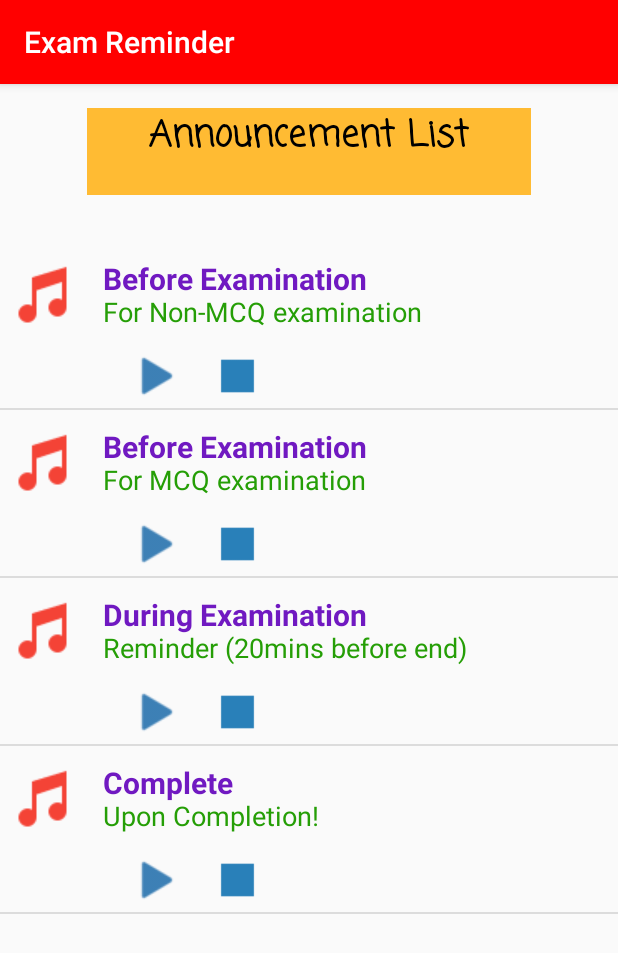
After one commit to vegnish/Exam-Reminder-Mobile-Application, an Android app: the Announcement screen opened directly, with no data from a screen before it, on a phone screen of 412 x 824 dp. The commit adds this screen. Shown: the top 953 px of the screen. Run offline under Robolectric (Android 15) with nearby library versions, the phone set to English and light mode, and no system bars.

Commit message:
Added Announcements Page (working). Included numerous audio and image files

```diff
--- a/app/src/main/AndroidManifest.xml
+++ b/app/src/main/AndroidManifest.xml
@@ -1,6 +1,7 @@
 <?xml version="1.0" encoding="utf-8"?>
 <manifest xmlns:android="http://schemas.android.com/apk/res/android"
     package="com.example.vegnish.assignment1">
+
     <application
         android:allowBackup="true"
         android:icon="@mipmap/ic_launcher"
@@ -15,10 +16,11 @@
         <activity android:name=".MainActivity" >
             <intent-filter>
                 <action android:name="android.intent.action.MAIN" />
+
                 <category android:name="android.intent.category.LAUNCHER" />
             </intent-filter>
         </activity>
-
+        <activity android:name=".Announcement"></activity>
     </application>
 
 </manifest>
--- /dev/null
+++ b/app/src/main/java/com/example/vegnish/assignment1/Announcement.java
@@ -0,0 +1,32 @@
+package com.example.vegnish.assignment1;
+
+import android.support.v7.app.AppCompatActivity;
+import android.os.Bundle;
+import android.widget.ListView;
+
+import java.util.ArrayList;
+
+public class Announcement extends AppCompatActivity {
+
+    private ArrayList<AnnouncementModel> arrayList;
+    private AnnouncementAdapter adapter;
+    private ListView announcementList;
+
+    @Override
+    protected void onCreate(Bundle savedInstanceState) {
+        super.onCreate(savedInstanceState);
+        setContentView(R.layout.activity_announcement);
+
+        announcementList = (ListView) findViewById(R.id.announcementList);
+        arrayList = new ArrayList<>();
+        arrayList.add(new AnnouncementModel("Before Examination", "For Non-MCQ examination", R.raw.no_mcq));
+        arrayList.add(new AnnouncementModel("Before Examination", "For MCQ examination", R.raw.no_mcq));
+        arrayList.add(new AnnouncementModel("During Examination", "Reminder (20mins before end)", R.raw.reminder));
+        arrayList.add(new AnnouncementModel("Complete", "Upon Completion!", R.raw.time_up));
+
+        adapter = new AnnouncementAdapter(this,R.layout.custom_announcement, arrayList);
+        announcementList.setAdapter(adapter);
+
+
+    }
+}
--- /dev/null
+++ b/app/src/main/java/com/example/vegnish/assignment1/AnnouncementAdapter.java
@@ -0,0 +1,183 @@
+package com.example.vegnish.assignment1;
+
+import android.content.Context;
+import android.media.MediaPlayer;
+import android.support.constraint.ConstraintLayout;
+import android.view.Gravity;
+import android.view.LayoutInflater;
+import android.view.MotionEvent;
+import android.view.View;
+import android.view.ViewGroup;
+import android.widget.BaseAdapter;
+import android.widget.ImageView;
+import android.widget.PopupWindow;
+import android.widget.RelativeLayout;
+import android.widget.TextView;
+import android.widget.Toast;
+
+import java.util.ArrayList;
+
+public class AnnouncementAdapter extends BaseAdapter {
+
+    private Context context;
+    private int layout;
+    private ArrayList<AnnouncementModel> arrayList;
+    private MediaPlayer mediaPlayer;
+    private MediaPlayer mediaPlayer2;
+    private Boolean flag = true;
+    private Boolean stopFlag = false;
+    private int hashID=0;
+    private ViewHolder temp;
+    private LayoutInflater layoutInflater2;
+    private PopupWindow popupWindow;
+
+    public AnnouncementAdapter(Context context, int layout, ArrayList<AnnouncementModel> arrayList) {
+        this.context = context;
+        this.layout = layout;
+        this.arrayList = arrayList;
+    }
+
+    @Override
+    public int getCount() {
+        return arrayList.size();
+    }
+
+    @Override
+    public Object getItem(int position) {
+        return null;
+    }
+
+    @Override
+    public long getItemId(int position) {
+        return 0;
+    }
+
+    private class ViewHolder{
+        TextView txtType, txtDescription;
+        ImageView ivPlay, ivStop;
+    }
+
+    @Override
+    public View getView(int position, View convertView, ViewGroup parent) {
+        final ViewHolder viewHolder;
+        if(convertView == null){
+            viewHolder = new ViewHolder();
+            LayoutInflater layoutInflater = (LayoutInflater) context.getSystemService(Context.LAYOUT_INFLATER_SERVICE);
+
+            convertView = layoutInflater.inflate(layout, null);
+            viewHolder.txtType = (TextView) convertView.findViewById(R.id.txtType);
+            viewHolder.txtDescription = (TextView) convertView.findViewById(R.id.txtDescription);
+            viewHolder.ivPlay = (ImageView) convertView.findViewById(R.id.ivPlay);
+            viewHolder.ivStop = (ImageView) convertView.findViewById(R.id.ivStop);
+
+            convertView.setTag(viewHolder);
+        }
+        else{
+            viewHolder = (ViewHolder) convertView.getTag();
+        }
+
+        final AnnouncementModel announcementModel = arrayList.get(position);
+
+        viewHolder.txtType.setText(announcementModel.getAnnouncementType());
+        viewHolder.txtDescription.setText(announcementModel.getAnnouncementDescription());
+
+
+
+        //To Play Announcement
+        viewHolder.ivPlay.setOnClickListener(new View.OnClickListener(){
+            @Override
+            public void onClick(View v){
+                if(!(hashID == 0)){
+                    if(hashID == viewHolder.hashCode()) {
+                        flag = false;
+                        if(stopFlag)
+                            flag = true;
+                    }
+                    else {
+                        flag = true;
+                        if(!stopFlag) {
+                            mediaPlayer.stop();
+                            mediaPlayer.release();
+                        }
+                        temp.ivPlay.setImageResource(R.drawable.ic_play);
+                    }
+                }
+                hashID = viewHolder.hashCode();
+                temp = viewHolder;
+//                System.out.println("ViewHolder ID"+viewHolder.hashCode());
+
+                if(flag){
+                    mediaPlayer = MediaPlayer.create(context, announcementModel.getQuantity());
+                    flag = false;
+                    stopFlag = false;
+                }
+                if(mediaPlayer.isPlaying()){
+                    mediaPlayer.pause();
+                    viewHolder.ivPlay.setImageResource(R.drawable.ic_play);
+                }
+                else{
+                    mediaPlayer.start();
+                    viewHolder.ivPlay.setImageResource(R.drawable.ic_pause);
+//                    System.out.println("txtdescription"+viewHolder.txtDescription.getText().toString());
+                    if ((viewHolder.txtDescription.getText().toString().equals("For Non-MCQ examination"))|| (viewHolder.txtDescription.getText().toString().equals("For MCQ examination"))) {
+                        mediaPlayer.setOnCompletionListener(new MediaPlayer.OnCompletionListener() {
+                            @Override
+                            public void onCompletion(MediaPlayer mp) {
+//                            Toast.makeText(context,"END OF AUDIO", Toast.LENGTH_SHORT).show();
+                                layoutInflater2 = (LayoutInflater) context.getSystemService(Context.LAYOUT_INFLATER_SERVICE);
+                                ViewGroup container = (ViewGroup) layoutInflater2.inflate(R.layout.popup_message, null);
+
+                                popupWindow = new PopupWindow(container, 1300, 2000, true);
+                                popupWindow.showAtLocation(parent, Gravity.NO_GRAVITY, 95, 400);
+
+                                container.setOnTouchListener(new View.OnTouchListener() {
+                                    @Override
+                                    public boolean onTouch(View v, MotionEvent event) {
+                                        popupWindow.dismiss();
+                                        System.out.println("txtdescription"+viewHolder.txtDescription.getText().toString());
+                                        if(viewHolder.txtDescription.getText().toString().equals("For MCQ examination")){
+                                            mediaPlayer2 = MediaPlayer.create(context,R.raw.with_mcq);
+                                            mediaPlayer2.start();
+                                            mediaPlayer2.setOnCompletionListener(new MediaPlayer.OnCompletionListener() {
+                                                @Override
+                                                public void onCompletion(MediaPlayer mp) {
+                                                    viewHolder.ivPlay.setImageResource(R.drawable.ic_play);
+                                                }
+                                            });
+                                        }
+                                        return true;
+                                    }
+                                });
+                                viewHolder.ivPlay.setImageResource(R.drawable.ic_play);
+                            }
+                        });
+                    }
+                    else {
+                        mediaPlayer.setOnCompletionListener(new MediaPlayer.OnCompletionListener() {
+                            @Override
+                            public void onCompletion(MediaPlayer mp) {
+                                viewHolder.ivPlay.setImageResource(R.drawable.ic_play);
+                            }
+                        });
+                    }
+                }
+            }
+        });
+
+        //To Stop Announcement
+        viewHolder.ivStop.setOnClickListener(new View.OnClickListener(){
+            @Override
+            public void onClick(View v){
+                if(hashID == viewHolder.hashCode()) {
+                    if(!stopFlag) {
+                        mediaPlayer.stop();
+                        mediaPlayer.release();
+                    }
+                    stopFlag = true;
+                    viewHolder.ivPlay.setImageResource(R.drawable.ic_play);
+                }
+            }
+        });
+        return convertView;
+    }
+}
--- /dev/null
+++ b/app/src/main/java/com/example/vegnish/assignment1/AnnouncementModel.java
@@ -0,0 +1,37 @@
+package com.example.vegnish.assignment1;
+
+public class AnnouncementModel {
+    private String announcementType;
+    private String announcementDescription;
+    private int quantity;
+
+    public AnnouncementModel(String announcementType, String announcementDescription, int quantity) {
+        this.announcementType = announcementType;
+        this.announcementDescription = announcementDescription;
+        this.quantity = quantity;
+    }
+
+    public String getAnnouncementType() {
+        return announcementType;
+    }
+
+    public void setAnnouncementType(String announcementType) {
+        this.announcementType = announcementType;
+    }
+
+    public String getAnnouncementDescription() {
+        return announcementDescription;
+    }
+
+    public void setAnnouncementDescription(String announcementDescription) {
+        this.announcementDescription = announcementDescription;
+    }
+
+    public int getQuantity() {
+        return quantity;
+    }
+
+    public void setQuantity(int quantity) {
+        this.quantity = quantity;
+    }
+}
--- a/app/src/main/java/com/example/vegnish/assignment1/MainActivity.java
+++ b/app/src/main/java/com/example/vegnish/assignment1/MainActivity.java
@@ -1,12 +1,14 @@
 package com.example.vegnish.assignment1;
 
 import android.content.Intent;
+import android.media.MediaPlayer;
 import android.os.Handler;
 import android.support.v7.app.AppCompatActivity;
 import android.os.Bundle;
 
 public class MainActivity extends AppCompatActivity {
     private static int SPLASH_TIME_OUT = 4500;
+    MediaPlayer mediaPlayer;
 
     @Override
     protected void onCreate(Bundle savedInstanceState) {
--- /dev/null
+++ b/app/src/main/res/layout/activity_announcement.xml
@@ -0,0 +1,44 @@
+<?xml version="1.0" encoding="utf-8"?>
+<android.support.constraint.ConstraintLayout xmlns:android="http://schemas.android.com/apk/res/android"
+    xmlns:app="http://schemas.android.com/apk/res-auto"
+    xmlns:tools="http://schemas.android.com/tools"
+    android:id="@+id/announcement_layout"
+    android:layout_width="match_parent"
+    android:layout_height="match_parent"
+    tools:context=".Announcement"
+    tools:layout_editor_absoluteY="81dp">
+
+    <ListView
+        android:id="@+id/announcementList"
+        android:layout_width="0dp"
+        android:layout_height="0dp"
+        android:layout_marginBottom="16dp"
+        android:footerDividersEnabled="true"
+        android:headerDividersEnabled="true"
+        app:layout_constraintBottom_toBottomOf="parent"
+        app:layout_constraintEnd_toEndOf="parent"
+        app:layout_constraintStart_toStartOf="parent"
+        app:layout_constraintTop_toBottomOf="@+id/textView3"></ListView>
+
+    <TextView
+        android:id="@+id/textView3"
+        android:layout_width="0dp"
+        android:layout_height="58dp"
+        android:layout_marginBottom="31dp"
+        android:layout_marginEnd="58dp"
+        android:layout_marginStart="58dp"
+        android:layout_marginTop="16dp"
+        android:background="@android:color/holo_orange_light"
+        android:fontFamily="casual"
+        android:text="Announcement List"
+        android:textAlignment="center"
+        android:textColor="@android:color/black"
+        android:textSize="24sp"
+        android:textStyle="bold"
+        app:layout_constraintBottom_toTopOf="@+id/announcementList"
+        app:layout_constraintEnd_toEndOf="parent"
+        app:layout_constraintStart_toStartOf="parent"
+        app:layout_constraintTop_toTopOf="parent" />
+
+
+</android.support.constraint.ConstraintLayout>
--- a/app/src/main/res/layout/activity_main.xml
+++ b/app/src/main/res/layout/activity_main.xml
@@ -10,7 +10,7 @@
         android:id="@+id/imageView"
         android:layout_width="wrap_content"
         android:layout_height="wrap_content"
-        android:layout_marginTop="72dp"
+        android:layout_marginTop="96dp"
         app:layout_constraintEnd_toEndOf="parent"
         app:layout_constraintTop_toTopOf="parent"
         app:srcCompat="@mipmap/logo" />
--- /dev/null
+++ b/app/src/main/res/layout/custom_announcement.xml
@@ -0,0 +1,62 @@
+<?xml version="1.0" encoding="utf-8"?>
+<RelativeLayout
+    xmlns:android="http://schemas.android.com/apk/res/android"
+    xmlns:tools="http://schemas.android.com/tools"
+    android:layout_width="match_parent"
+    android:layout_height="match_parent"
+    android:padding="5dp">
+
+    <ImageView
+        android:id="@+id/ivMusic"
+        android:layout_width="wrap_content"
+        android:layout_height="wrap_content"
+        android:layout_alignTop="@+id/txtType"
+        android:src="@drawable/ic_music" />
+
+    <TextView
+        android:id="@+id/txtType"
+        android:layout_width="wrap_content"
+        android:layout_height="wrap_content"
+        android:layout_alignLeft="@+id/txtDescription"
+        android:layout_alignParentTop="true"
+        android:layout_alignStart="@+id/txtDescription"
+        android:layout_marginTop="5dp"
+        android:text="Accouncement Type"
+        android:textColor="#7019c1"
+        android:textSize="20sp"
+        android:textStyle="bold" />
+
+    <TextView
+        android:id="@+id/txtDescription"
+        android:textColor="#259e06"
+        android:textSize="18sp"
+        android:text="Announcement Description"
+        android:layout_width="wrap_content"
+        android:layout_height="wrap_content"
+        android:layout_marginLeft="15dp"
+        android:layout_marginStart="15dp"
+        android:layout_alignBottom="@+id/ivMusic"
+        android:layout_toRightOf="@+id/ivMusic"
+        android:layout_toEndOf="@+id/ivMusic" />
+
+    <ImageView
+        android:id="@+id/ivPlay"
+        android:layout_width="wrap_content"
+        android:layout_height="wrap_content"
+        android:layout_alignParentStart="true"
+        android:layout_alignTop="@+id/ivStop"
+        android:layout_marginStart="83dp"
+        android:src="@drawable/ic_play" />
+
+    <ImageView
+        android:id="@+id/ivStop"
+        android:layout_width="38dp"
+        android:layout_height="32dp"
+        android:layout_alignParentStart="true"
+        android:layout_alignParentTop="true"
+        android:layout_marginStart="134dp"
+        android:layout_marginTop="68dp"
+        android:src="@drawable/ic_stop" />
+
+
+</RelativeLayout>
```
Also changed, not shown: app/src/main/res/layout/popup_message.xml (added, +76 -0 lines), app/src/main/res/drawable/ic_music.png (added), app/src/main/res/drawable/ic_pause.png (added), app/src/main/res/drawable/ic_play.png (added), app/src/main/res/drawable/ic_stop.png (added), app/src/main/res/drawable/loudspeaker.png (added), 4 other files.
